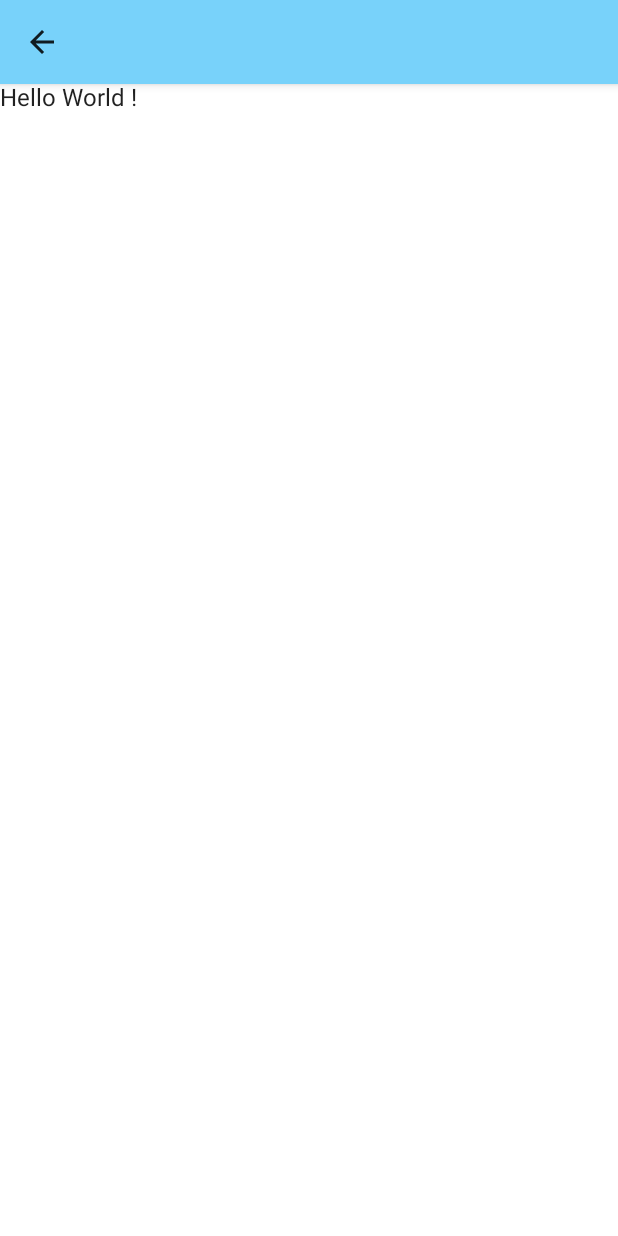
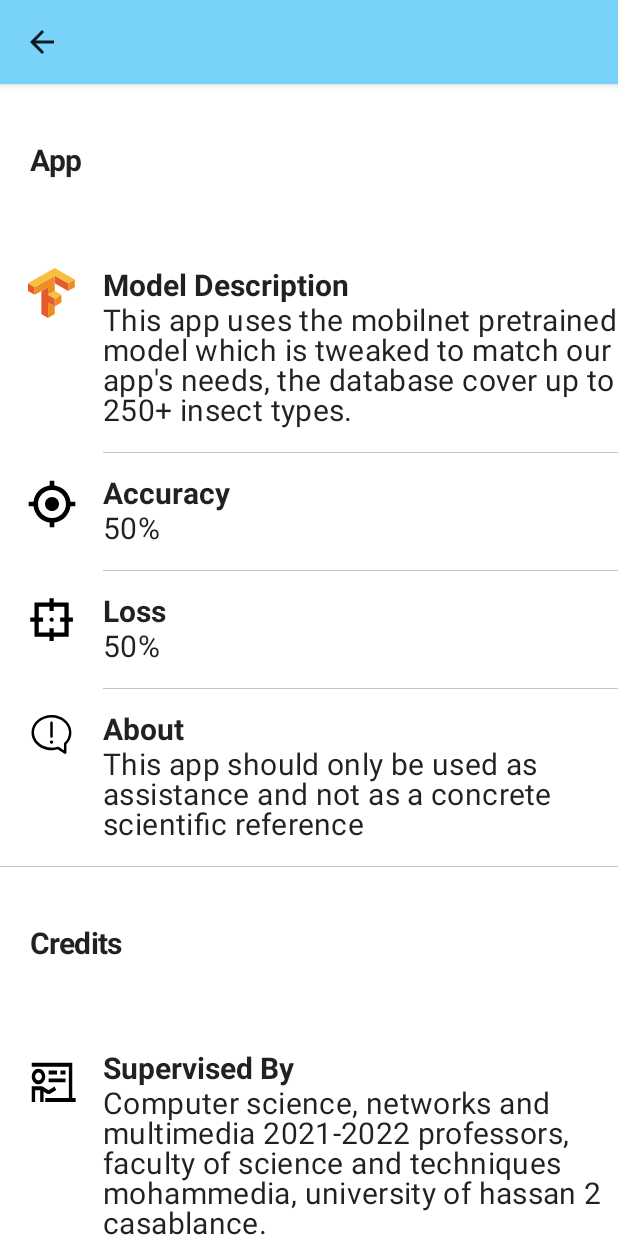
Before and after one commit to R3-da/Insectify, an Android app built with Jetpack Compose: the composable DetailsLayout shown on its own in the app's theme, on a phone screen of 412 x 824 dp. Run offline under Robolectric (Android 15) with nearby library versions, the light colour scheme and no system bars.

Commit message:
code and fill DetailsScreen and remove some extra imports in MainActivity

```diff
--- a/app/src/main/java/com/example/insectify/DetailsActivityCompose.kt
+++ b/app/src/main/java/com/example/insectify/DetailsActivityCompose.kt
@@ -1,11 +1,22 @@
 package com.example.insectify
 
 import android.annotation.SuppressLint
+import androidx.compose.foundation.Image
+import androidx.compose.foundation.layout.*
+import androidx.compose.foundation.lazy.LazyColumn
 import androidx.compose.material.*
 import androidx.compose.runtime.Composable
+import androidx.compose.ui.Alignment
+import androidx.compose.ui.Modifier
+import androidx.compose.ui.graphics.Color
 import androidx.compose.ui.res.colorResource
 import androidx.compose.ui.res.painterResource
+import androidx.compose.ui.text.font.FontWeight
+import androidx.compose.ui.text.style.TextAlign
 import androidx.compose.ui.tooling.preview.Preview
+import androidx.compose.ui.tooling.preview.datasource.LoremIpsum
+import androidx.compose.ui.unit.dp
+import androidx.compose.ui.unit.sp
 import androidx.navigation.NavController
 
 @SuppressLint("UnusedMaterialScaffoldPaddingParameter")
@@ -29,8 +40,132 @@ fun DetailsLayout(navController: NavController) {
                     })
             },
             content = {
-                Text(text = "Hello World !")
+                LazyColumn {
+                    item {
+                        titleItem("App", true)
+                    }
+
+                   item {
+                       listItem(R.drawable.ic_logos_tensorflow, "Model Description",
+                           "This app uses the mobilnet pretrained model which is tweaked to match our app's needs, the database cover up to 250+ insect types.")
+                   }
+
+                    item {
+                        listItem(R.drawable.ic_iconoir_precision_tool,
+                            "Accuracy",
+                            "50%")
+                    }
+
+                    item {
+                        listItem(R.drawable.ic_mdi_target_variant,
+                            "Loss",
+                            "50%")
+                    }
+
+                    item {
+                        listItem(R.drawable.ic_clarity_alert_line,
+                            "About",
+                            "This app should only be used as assistance and not as a concrete scientific reference",
+                        true)
+                    }
+
+                    item {
+                        titleItem("Credits")
+                    }
+
+                    item {
+                        listItem(R.drawable.ic_la_chalkboard_teacher,
+                            "Supervised By",
+                            "Computer science, networks and multimedia 2021-2022 professors, faculty of science and techniques mohammedia, university of hassan 2 casablance.")
+                    }
+
+                    item {
+                        listItem(R.drawable.ic_zondicons_book_reference,
+                            "Reference Github Repositories",
+                            "Implement model : https://www.youtube.com/watch?v=s_XOVkjXQbU.\nCapture and import image : https://github.com/MakeItEasyDev/Jetpack-Compose-Capture-Image-Or-Choose-from-Gallery.")
+                    }
+
+                    item {
+                        listItem(R.drawable.ic_ant_design_database_outlined,
+                            "Database",
+                            "The database is provided by : https://www.kaggle.com/datasets/kmldas/insect-identification-from-habitus-image.\nFor more info about insects visit : https://www.gbif.org/species.")
+                    }
+
+                    item {
+                        listItem(R.drawable.ic_twotone_developer_mode,
+                            "Developed By",
+                            "R3da",
+                        true)
+                    }
+                }
             }
         )
     }
 }
+
+@Composable
+fun listItem(icon : Int, text : String, subText : String?, isLast : Boolean = false) {
+    Row (
+        modifier = Modifier.fillMaxWidth().padding(top = 15.dp),
+        verticalAlignment = Alignment.Top
+    ) {
+        Image(
+            modifier = Modifier.weight(1f),
+            painter = painterResource(icon),
+            contentDescription = "content description"
+        )
+        Column (modifier = Modifier.weight(5f)) {
+
+            Text(
+                text = text,
+                modifier = Modifier
+                .fillMaxWidth(),
+                maxLines = 1,
+                style = MaterialTheme.typography.body1,
+                fontSize = 20.sp,
+                fontWeight = FontWeight.Bold
+            )
+            subText?.let{
+                Text(text = subText, modifier = Modifier.fillMaxWidth(), fontSize = 20.sp, style = MaterialTheme.typography.body2)
+                Spacer(modifier = Modifier
+                    .fillMaxWidth()
+                    .height(15.dp)
+                )
+            }
+            if (!isLast) {
+                Divider(
+                    color = colorResource(R.color.grey),
+                    modifier = Modifier
+                        .fillMaxWidth(),
+                    thickness = 0.5f.dp
+                )
+            }
+        }
+    }
+}
+
+@Composable
+fun titleItem(title : String, isFirst : Boolean = false) {
+    if (!isFirst) {
+        Divider(
+            color = colorResource(R.color.grey),
+            modifier = Modifier
+                .fillMaxWidth(),
+            thickness = 0.5f.dp
+        )
+    }
+    Text(modifier = Modifier
+        .fillMaxWidth()
+        .padding(
+            start = 20.dp,
+            top = 15.dp
+        ),
+        text = title,
+        style = MaterialTheme.typography.h2,
+    fontSize = 20.sp,
+    fontWeight = FontWeight.Bold)
+    Spacer(modifier = Modifier
+        .fillMaxWidth()
+        .height(20.dp)
+    )
+}
--- a/app/src/main/java/com/example/insectify/MainActivity.kt
+++ b/app/src/main/java/com/example/insectify/MainActivity.kt
@@ -1,5 +1,6 @@
 package com.example.insectify
 
+import android.content.Context
 import android.os.Bundle
 import android.window.SplashScreen
 import androidx.activity.compose.setContent
@@ -8,6 +9,9 @@ import androidx.navigation.NavHostController
 import androidx.navigation.compose.rememberNavController
 import com.example.insectify.ui.theme.InsectifyTheme
 import androidx.core.splashscreen.SplashScreen.Companion.installSplashScreen
+import androidx.datastore.core.DataStore
+import androidx.datastore.preferences.core.Preferences
+import androidx.datastore.preferences.preferencesDataStore
 import java.time.chrono.JapaneseEra.values
 
 class MainActivity : AppCompatActivity() {
--- /dev/null
+++ b/app/src/main/res/drawable/ic_ant_design_database_outlined.xml
@@ -0,0 +1,9 @@
+<vector xmlns:android="http://schemas.android.com/apk/res/android"
+    android:width="30dp"
+    android:height="30dp"
+    android:viewportWidth="30"
+    android:viewportHeight="30">
+  <path
+      android:pathData="M24.375,1.875L5.625,1.875a0.936,0.936 0,0 0,-0.938 0.938v24.375c0,0.518 0.42,0.937 0.938,0.937h18.75a0.936,0.936 0,0 0,0.938 -0.938L25.313,2.813a0.936,0.936 0,0 0,-0.938 -0.937ZM6.797,3.985h16.406v6.093L6.797,10.078L6.797,3.984ZM23.203,18.047L6.797,18.047v-6.094h16.406v6.094ZM23.203,26.016L6.797,26.016v-6.094h16.406v6.094ZM8.906,7.03a1.172,1.172 0,1 0,2.344 0,1.172 1.172,0 0,0 -2.344,0ZM8.906,14.999a1.172,1.172 0,1 0,2.344 0,1.172 1.172,0 0,0 -2.344,0ZM8.906,22.968a1.172,1.172 0,1 0,2.344 0,1.172 1.172,0 0,0 -2.344,0Z"
+      android:fillColor="#000"/>
+</vector>
--- /dev/null
+++ b/app/src/main/res/drawable/ic_clarity_alert_line.xml
@@ -0,0 +1,12 @@
+<vector xmlns:android="http://schemas.android.com/apk/res/android"
+    android:width="30dp"
+    android:height="30dp"
+    android:viewportWidth="30"
+    android:viewportHeight="30">
+  <path
+      android:pathData="M15,2.083c-7.35,0 -13.333,5.234 -13.333,11.667S7.65,25.417 15,25.417a15,15 0,0 0,4.067 -0.567l4.608,2.933a0.833,0.833 0,0 0,1.283 -0.7v-5.608a10.832,10.832 0,0 0,3.334 -7.725C28.333,7.317 22.35,2.083 15,2.083ZM23.575,20.508a0.834,0.834 0,0 0,-0.267 0.609v4.45l-3.65,-2.325a0.832,0.832 0,0 0,-0.691 -0.092,13.33 13.33,0 0,1 -3.967,0.6c-6.433,0 -11.667,-4.483 -11.667,-10s5.234,-10 11.667,-10 11.667,4.483 11.667,10a9.233,9.233 0,0 1,-3.092 6.758Z"
+      android:fillColor="#000"/>
+  <path
+      android:pathData="M15,17.192a0.833,0.833 0,0 0,0.833 -0.834L15.833,7.067a0.834,0.834 0,0 0,-1.666 0v9.275a0.833,0.833 0,0 0,0.833 0.85ZM15,21.142a1.108,1.108 0,1 0,0 -2.217,1.108 1.108,0 0,0 0,2.217Z"
+      android:fillColor="#000"/>
+</vector>
--- /dev/null
+++ b/app/src/main/res/drawable/ic_iconoir_precision_tool.xml
@@ -0,0 +1,12 @@
+<vector xmlns:android="http://schemas.android.com/apk/res/android"
+    android:width="37dp"
+    android:height="37dp"
+    android:viewportWidth="37"
+    android:viewportHeight="37">
+  <path
+      android:pathData="M18.5,23.125a4.625,4.625 0,1 0,0 -9.25,4.625 4.625,0 0,0 0,9.25Z"
+      android:fillColor="#000"/>
+  <path
+      android:pathData="M20.042,6.273v-3.19h-3.084v3.19A12.346,12.346 0,0 0,6.273 16.958h-3.19v3.084h3.19a12.344,12.344 0,0 0,10.685 10.685v3.19h3.084v-3.19a12.344,12.344 0,0 0,10.685 -10.685h3.19v-3.084h-3.19A12.346,12.346 0,0 0,20.042 6.273ZM18.5,27.75c-5.101,0 -9.25,-4.149 -9.25,-9.25s4.149,-9.25 9.25,-9.25 9.25,4.149 9.25,9.25 -4.149,9.25 -9.25,9.25Z"
+      android:fillColor="#000"/>
+</vector>
--- /dev/null
+++ b/app/src/main/res/drawable/ic_la_chalkboard_teacher.xml
@@ -0,0 +1,9 @@
+<vector xmlns:android="http://schemas.android.com/apk/res/android"
+    android:width="36dp"
+    android:height="42dp"
+    android:viewportWidth="36"
+    android:viewportHeight="42">
+  <path
+      android:pathData="M4.5,7.84v2.613h24.75L29.25,31.36L13.5,31.36v2.614h20.25L33.75,31.36L31.5,31.36L31.5,7.84h-27ZM9.002,11.76c-1.192,0.005 -2.335,0.557 -3.178,1.536 -0.843,0.98 -1.32,2.306 -1.324,3.69 0,2.874 2.03,5.227 4.502,5.227 1.192,-0.005 2.334,-0.558 3.176,-1.537 0.843,-0.979 1.318,-2.305 1.322,-3.69 0,-2.87 -2.027,-5.226 -4.498,-5.226ZM15.75,13.067v2.613h5.625v-2.613L15.75,13.067ZM23.625,13.067v2.613L27,15.68v-2.613h-3.375ZM9.002,14.373c1.253,0 2.248,1.154 2.248,2.614 0,1.463 -0.993,2.613 -2.248,2.613 -1.26,0 -2.252,-1.15 -2.252,-2.613 0,-1.46 0.993,-2.613 2.252,-2.613ZM15.75,18.293v2.614L27,20.907v-2.613L15.75,18.294ZM4.5,23.52v10.454h2.25v-7.84h3.375v7.84h2.25v-6.98l2.322,1.426a1.98,1.98 0,0 0,2.106 0v0.003l3.971,-2.44 -1.05,-2.313 -3.972,2.44 -3.483,-2.135a3.013,3.013 0,0 0,-1.577 -0.455L4.5,23.52Z"
+      android:fillColor="#000"/>
+</vector>
--- /dev/null
+++ b/app/src/main/res/drawable/ic_logos_tensorflow.xml
@@ -0,0 +1,15 @@
+<vector xmlns:android="http://schemas.android.com/apk/res/android"
+    android:width="31dp"
+    android:height="33dp"
+    android:viewportWidth="31"
+    android:viewportHeight="33">
+  <path
+      android:pathData="M17.646,5.066v5.067L26.47,15.2v-5.067l-8.822,-5.067ZM0,10.133L0,15.2l4.411,2.533v-5.067L0,10.133ZM13.235,12.666L8.823,15.2v15.199l4.412,2.533L13.235,22.8l4.412,2.534v-5.067l-4.412,-2.533v-5.067Z"
+      android:fillColor="#E55B2D"/>
+  <path
+      android:pathData="m17.647,5.066 l-13.235,7.6v5.067l8.823,-5.067v5.067l4.412,-2.533L17.647,5.066ZM30.882,7.6l-4.412,2.533L26.47,15.2l4.412,-2.534L30.882,7.6ZM22.058,17.733 L17.647,20.266v5.067l4.411,-2.534v-5.066ZM17.647,25.333 L13.235,22.799v10.133l4.412,-2.533v-5.066Z"
+      android:fillColor="#ED8E24"/>
+  <path
+      android:pathData="M17.646,0 L0,10.133l4.411,2.534 13.236,-7.6 8.823,5.066L30.881,7.6 17.646,0ZM17.646,15.2 L13.234,17.733 17.646,20.266 22.058,17.733 17.646,15.2Z"
+      android:fillColor="#F8BF3C"/>
+</vector>
--- /dev/null
+++ b/app/src/main/res/drawable/ic_mdi_target_variant.xml
@@ -0,0 +1,9 @@
+<vector xmlns:android="http://schemas.android.com/apk/res/android"
+    android:width="34dp"
+    android:height="34dp"
+    android:viewportWidth="34"
+    android:viewportHeight="34">
+  <path
+      android:pathData="M31.28,15.64h-2.833L28.447,5.667h-9.96L18.487,2.833L15.64,2.833v2.834L5.667,5.667v9.973L2.833,15.64v2.848h2.834v9.959h9.973v2.833h2.848v-2.833h9.959v-9.96h2.833L31.28,15.64ZM25.6,25.6h-7.113v-2.848L15.64,22.752v2.847L8.5,25.599v-7.111h2.876L11.376,15.64L8.5,15.64L8.5,8.5h7.14v2.876h2.848L18.488,8.5h7.111v7.14h-2.847v2.848h2.847v7.111ZM18.487,17.07a1.417,1.417 0,0 1,-1.416 1.418c-0.78,0 -1.431,-0.638 -1.431,-1.417 0,-0.78 0.652,-1.431 1.43,-1.431 0.78,0 1.418,0.652 1.418,1.43Z"
+      android:fillColor="#000"/>
+</vector>
--- /dev/null
+++ b/app/src/main/res/drawable/ic_twotone_developer_mode.xml
@@ -0,0 +1,9 @@
+<vector xmlns:android="http://schemas.android.com/apk/res/android"
+    android:width="30dp"
+    android:height="30dp"
+    android:viewportWidth="30"
+    android:viewportHeight="30">
+  <path
+      android:pathData="M8.75,6.25h12.5v2.5h2.5v-5a2.497,2.497 0,0 0,-2.5 -2.487L8.75,1.25a2.507,2.507 0,0 0,-2.5 2.5v5h2.5v-2.5ZM19.262,20.738L25,15l-5.738,-5.738 -1.762,1.775L21.462,15 17.5,18.962l1.762,1.776ZM12.5,18.962 L8.537,15l3.963,-3.963 -1.762,-1.775L5,15l5.738,5.738 1.762,-1.776ZM21.25,23.75L8.75,23.75v-2.5h-2.5v5c0,1.375 1.125,2.5 2.5,2.5h12.5c1.375,0 2.5,-1.125 2.5,-2.5v-5h-2.5v2.5Z"
+      android:fillColor="#000"/>
+</vector>
--- /dev/null
+++ b/app/src/main/res/drawable/ic_zondicons_book_reference.xml
@@ -0,0 +1,13 @@
+<vector xmlns:android="http://schemas.android.com/apk/res/android"
+    android:width="26dp"
+    android:height="26dp"
+    android:viewportWidth="26"
+    android:viewportHeight="26">
+  <group>
+    <clip-path
+        android:pathData="M0,0h26v26H0z"/>
+    <path
+        android:pathData="M7.8,5.2H6.5a1.3,1.3 0,1 1,0 -2.6h14.3V1.3A1.3,1.3 0,0 0,19.5 0H5.2a2.6,2.6 0,0 0,-2.6 2.6v20.8c0,1.43 1.17,2.6 2.6,2.6h15.6a2.6,2.6 0,0 0,2.6 -2.6V6.5a1.3,1.3 0,0 0,-1.3 -1.3H13v10.4L10.4,13l-2.6,2.6V5.2Z"
+        android:fillColor="#000"/>
+  </group>
+</vector>
--- a/settings.gradle
+++ b/settings.gradle
@@ -12,6 +12,9 @@ pluginManagement {
         }
     }
 }
+
+
+
 dependencyResolutionManagement {
     repositoriesMode.set(RepositoriesMode.FAIL_ON_PROJECT_REPOS)
     repositories {
```
